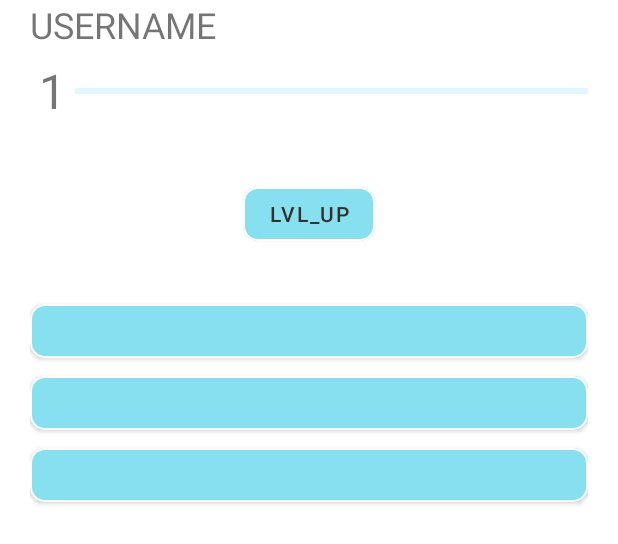
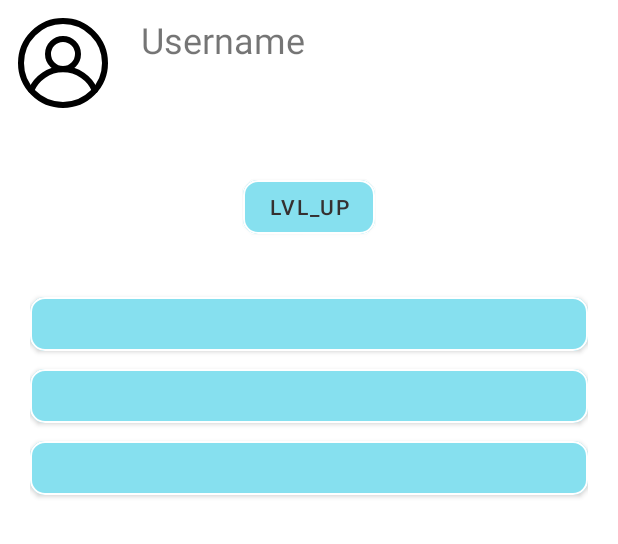
Before and after one commit to lexusshatov/CardGame, an Android app: the layout fragment_home.xml on its own in the app's theme, with its tools: preview values and no code run, on a phone screen of 412 x 824 dp. Shown: the top 544 px of the screen. Run offline under Robolectric (Android 15) with nearby library versions, the phone set to English and light mode, and no system bars.

```diff
--- a/app/build.gradle
+++ b/app/build.gradle
@@ -28,7 +28,7 @@ android {
         applicationId "com.mauz.narutogame"
         minSdk 21
         targetSdk 31
-        versionCode 2
+        versionCode 3
         versionName "0.1"
 
         testInstrumentationRunner "androidx.test.runner.AndroidJUnitRunner"
@@ -92,6 +92,9 @@ dependencies {
 
     implementation "com.github.kirich1409:viewbindingpropertydelegate:1.5.3"
     implementation "com.jakewharton.timber:timber:5.0.1"
+    implementation "com.github.bumptech.glide:glide:4.12.0"
+    kapt "com.github.bumptech.glide:compiler:4.12.0"
+    implementation "de.hdodenhof:circleimageview:3.1.0"
 
     implementation "androidx.room:room-runtime:$room_version"
     implementation "androidx.room:room-ktx:$room_version"
--- a/app/src/main/AndroidManifest.xml
+++ b/app/src/main/AndroidManifest.xml
@@ -1,6 +1,8 @@
 <?xml version="1.0" encoding="utf-8"?>
 <manifest xmlns:android="http://schemas.android.com/apk/res/android"
     package="com.mauz.narutogame">
+
+    <uses-permission android:name="android.permission.INTERNET" />
 
     <application
         android:name="com.mauz.narutogame.NarutoApp"
--- a/app/src/main/java/com/mauz/narutogame/ui/MainActivity.kt
+++ b/app/src/main/java/com/mauz/narutogame/ui/MainActivity.kt
@@ -23,6 +23,10 @@ class MainActivity : AppCompatActivity(R.layout.activity_main) {
         setContentView(binding.root)
 
         binding.bottomNav.setupWithNavController(navController)
+    }
+
+    override fun onResume() {
+        super.onResume()
         window.hideSystemUI()
     }
 }
--- /dev/null
+++ b/app/src/main/res/drawable/ic_user.xml
@@ -0,0 +1,27 @@
+<vector xmlns:android="http://schemas.android.com/apk/res/android"
+    android:width="32dp"
+    android:height="32dp"
+    android:viewportWidth="32"
+    android:viewportHeight="32">
+  <path
+      android:pathData="M16,16m-14,0a14,14 0,1 1,28 0a14,14 0,1 1,-28 0"
+      android:strokeLineJoin="round"
+      android:strokeWidth="2"
+      android:fillColor="#00000000"
+      android:strokeColor="#000000"
+      android:strokeLineCap="round"/>
+  <path
+      android:pathData="M16,13m-5,0a5,5 0,1 1,10 0a5,5 0,1 1,-10 0"
+      android:strokeLineJoin="round"
+      android:strokeWidth="2"
+      android:fillColor="#00000000"
+      android:strokeColor="#000000"
+      android:strokeLineCap="round"/>
+  <path
+      android:pathData="M5.4,25.1c1.8,-4.1 5.8,-7 10.6,-7c4.8,0 8.9,2.9 10.6,7"
+      android:strokeLineJoin="round"
+      android:strokeWidth="2"
+      android:fillColor="#00000000"
+      android:strokeColor="#000000"
+      android:strokeLineCap="round"/>
+</vector>
--- a/app/src/main/res/layout/fragment_home.xml
+++ b/app/src/main/res/layout/fragment_home.xml
@@ -5,36 +5,27 @@
     android:layout_height="wrap_content"
     android:orientation="vertical">
 
-    <TextView
-        android:id="@+id/username"
+    <LinearLayout
         android:layout_width="match_parent"
         android:layout_height="wrap_content"
         android:background="@color/white"
-        android:paddingHorizontal="20dp"
-        android:textSize="24sp"
-        tools:text="USERNAME" />
+        android:padding="10dp"
+        android:orientation="horizontal">
 
-    <LinearLayout
-        android:layout_width="match_parent"
-        android:layout_height="?android:attr/actionBarSize"
-        android:background="@color/white"
-        android:orientation="horizontal"
-        android:paddingHorizontal="20dp">
+        <de.hdodenhof.circleimageview.CircleImageView
+            android:id="@+id/icon"
+            android:layout_width="64dp"
+            android:layout_height="64dp"
+            android:src="@drawable/ic_user" />
 
         <TextView
-            android:id="@+id/lvl"
-            android:layout_width="30dp"
-            android:layout_height="match_parent"
-            android:gravity="center"
-            android:textSize="32sp"
-            tools:text="1" />
-
-        <com.google.android.material.progressindicator.LinearProgressIndicator
-            android:id="@+id/lvl_progress"
-            android:layout_width="0dp"
-            android:layout_height="match_parent"
-            android:layout_gravity="center"
-            android:layout_weight="1" />
+            android:id="@+id/username"
+            android:layout_width="match_parent"
+            android:layout_height="wrap_content"
+            android:background="@color/white"
+            android:paddingHorizontal="20dp"
+            android:textSize="24sp"
+            tools:text="Username" />
 
     </LinearLayout>
 
```
Also changed, not shown: app/src/main/java/com/mauz/narutogame/ui/home/HomeFragment.kt (+11 -18 lines), app/src/main/java/com/mauz/narutogame/ui/home/HomeViewModel.kt (deleted, +0 -35 lines), app/src/main/java/com/mauz/narutogame/ui/login/LoginFragment.kt (+8 -17 lines), app/src/main/java/com/mauz/narutogame/ui/login/LoginViewModel.kt (deleted, +0 -29 lines), 1 other file.
